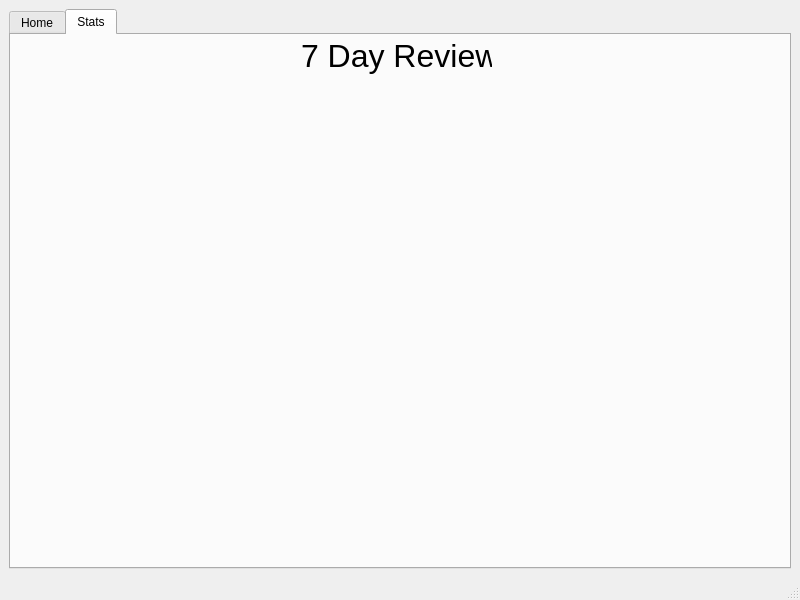
Old version of the form mainwindow.ui in the repository lucastmah/NWHacks2022.
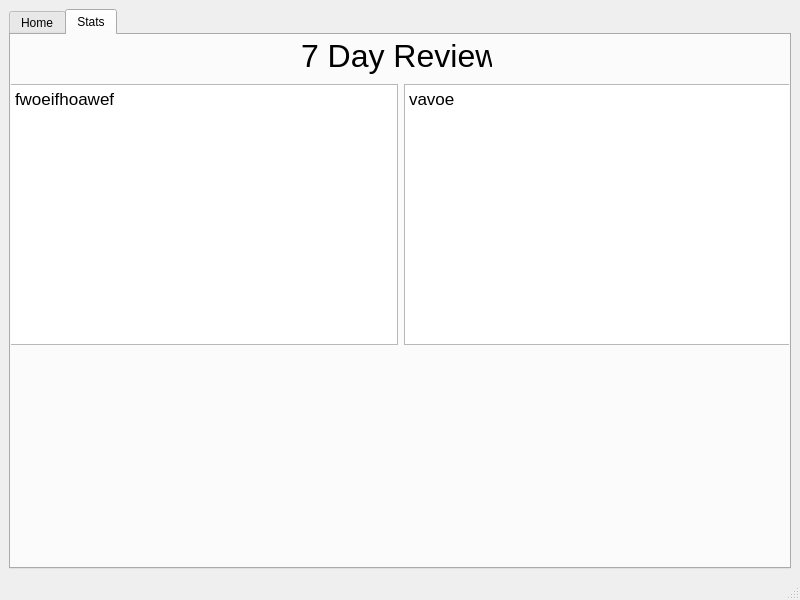
New version of the form. Custom widgets are drawn as their Qt base class.

Commit message: Implement stats page

Patch:
```diff
--- a/mainwindow.ui
+++ b/mainwindow.ui
@@ -149,6 +149,41 @@
          <string>7 Day Review</string>
         </property>
        </widget>
+       <widget class="QWidget" name="horizontalLayoutWidget">
+        <property name="geometry">
+         <rect>
+          <x>-1</x>
+          <y>49</y>
+          <width>781</width>
+          <height>261</height>
+         </rect>
+        </property>
+        <layout class="QHBoxLayout" name="horizontalLayout">
+         <item>
+          <widget class="QTextEdit" name="topPanel">
+           <property name="html">
+            <string>&lt;!DOCTYPE HTML PUBLIC &quot;-//W3C//DTD HTML 4.0//EN&quot; &quot;http://www.w3.org/TR/REC-html40/strict.dtd&quot;&gt;
+&lt;html&gt;&lt;head&gt;&lt;meta name=&quot;qrichtext&quot; content=&quot;1&quot; /&gt;&lt;meta charset=&quot;utf-8&quot; /&gt;&lt;style type=&quot;text/css&quot;&gt;
+p, li { white-space: pre-wrap; }
+&lt;/style&gt;&lt;/head&gt;&lt;body style=&quot; font-family:'.AppleSystemUIFont'; font-size:13pt; font-weight:400; font-style:normal;&quot;&gt;
+&lt;p style=&quot; margin-top:0px; margin-bottom:0px; margin-left:0px; margin-right:0px; -qt-block-indent:0; text-indent:0px;&quot;&gt;fwoeifhoawef&lt;/p&gt;
+&lt;p style=&quot;-qt-paragraph-type:empty; margin-top:0px; margin-bottom:0px; margin-left:0px; margin-right:0px; -qt-block-indent:0; text-indent:0px;&quot;&gt;&lt;br /&gt;&lt;/p&gt;&lt;/body&gt;&lt;/html&gt;</string>
+           </property>
+          </widget>
+         </item>
+         <item>
+          <widget class="QTextEdit" name="avgPanel">
+           <property name="html">
+            <string>&lt;!DOCTYPE HTML PUBLIC &quot;-//W3C//DTD HTML 4.0//EN&quot; &quot;http://www.w3.org/TR/REC-html40/strict.dtd&quot;&gt;
+&lt;html&gt;&lt;head&gt;&lt;meta name=&quot;qrichtext&quot; content=&quot;1&quot; /&gt;&lt;meta charset=&quot;utf-8&quot; /&gt;&lt;style type=&quot;text/css&quot;&gt;
+p, li { white-space: pre-wrap; }
+&lt;/style&gt;&lt;/head&gt;&lt;body style=&quot; font-family:'.AppleSystemUIFont'; font-size:13pt; font-weight:400; font-style:normal;&quot;&gt;
+&lt;p style=&quot; margin-top:0px; margin-bottom:0px; margin-left:0px; margin-right:0px; -qt-block-indent:0; text-indent:0px;&quot;&gt;vavoe&lt;/p&gt;&lt;/body&gt;&lt;/html&gt;</string>
+           </property>
+          </widget>
+         </item>
+        </layout>
+       </widget>
       </widget>
      </widget>
     </item>
```
Left out of the diff: 1 changed line with no effect on the pictures. The commit also changes 2 other files.
